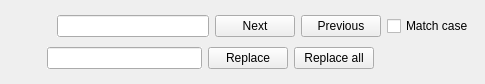
Qt form qutenote/src/FindAndReplaceWidget.ui (d1vanov/quentier) before a commit.
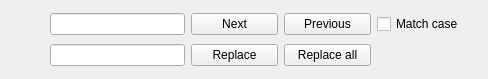
The same form after that commit. Icons and pictures are not drawn.

Commit message: Integrate FindAndReplaceWidget into MainWindow; the note editor side implementation should be the next step

```diff
--- a/qutenote/src/FindAndReplaceWidget.ui
+++ b/qutenote/src/FindAndReplaceWidget.ui
@@ -7,17 +7,33 @@
     <x>0</x>
     <y>0</y>
     <width>485</width>
-    <height>84</height>
+    <height>79</height>
    </rect>
   </property>
+  <property name="sizePolicy">
+   <sizepolicy hsizetype="Expanding" vsizetype="Preferred">
+    <horstretch>0</horstretch>
+    <verstretch>0</verstretch>
+   </sizepolicy>
+  </property>
   <property name="windowTitle">
    <string>Form</string>
   </property>
-  <layout class="QVBoxLayout" name="verticalLayout">
-   <item>
-    <layout class="QHBoxLayout" name="findHorizontalLayout">
-     <item>
+  <layout class="QGridLayout" name="gridLayout">
+   <item row="0" column="0">
       <widget class="QPushButton" name="closeButton">
+     <property name="sizePolicy">
+      <sizepolicy hsizetype="Minimum" vsizetype="Fixed">
+       <horstretch>0</horstretch>
+       <verstretch>0</verstretch>
+      </sizepolicy>
+     </property>
+     <property name="minimumSize">
+      <size>
+       <width>26</width>
+       <height>27</height>
+      </size>
+     </property>
        <property name="icon">
         <iconset theme="window-close"/>
        </property>
@@ -32,7 +48,7 @@
        </property>
       </widget>
      </item>
-     <item>
+   <item row="0" column="1">
       <widget class="QLineEdit" name="findLineEdit">
        <property name="minimumSize">
         <size>
@@ -45,8 +61,20 @@
        </property>
       </widget>
      </item>
-     <item>
+   <item row="0" column="2">
       <widget class="QPushButton" name="findNextButton">
+     <property name="sizePolicy">
+      <sizepolicy hsizetype="Fixed" vsizetype="Fixed">
+       <horstretch>0</horstretch>
+       <verstretch>0</verstretch>
+      </sizepolicy>
+     </property>
+     <property name="minimumSize">
+      <size>
+       <width>87</width>
+       <height>0</height>
+      </size>
+     </property>
        <property name="text">
         <string>Next</string>
        </property>
@@ -59,10 +87,25 @@
          <height>16</height>
         </size>
        </property>
-      </widget>
-     </item>
-     <item>
+     <property name="shortcut">
+      <string>Ctrl+S</string>
+     </property>
+    </widget>
+   </item>
+   <item row="0" column="3">
       <widget class="QPushButton" name="findPreviousButton">
+     <property name="sizePolicy">
+      <sizepolicy hsizetype="Fixed" vsizetype="Fixed">
+       <horstretch>0</horstretch>
+       <verstretch>0</verstretch>
+      </sizepolicy>
+     </property>
+     <property name="minimumSize">
+      <size>
+       <width>87</width>
+       <height>0</height>
+      </size>
+     </property>
        <property name="text">
         <string>Previous</string>
        </property>
@@ -75,20 +118,25 @@
          <height>16</height>
         </size>
        </property>
-      </widget>
-     </item>
-     <item>
+     <property name="shortcut">
+      <string>Shift+F3</string>
+     </property>
+    </widget>
+   </item>
+   <item row="0" column="4">
       <widget class="QCheckBox" name="matchCaseCheckBox">
+     <property name="minimumSize">
+      <size>
+       <width>100</width>
+       <height>0</height>
+      </size>
+     </property>
        <property name="text">
         <string>Match case</string>
        </property>
       </widget>
      </item>
-    </layout>
-   </item>
-   <item>
-    <layout class="QHBoxLayout" name="replaceHorizontalLayout">
-     <item>
+   <item row="1" column="0">
       <spacer name="leftHorizontalSpacer">
        <property name="orientation">
         <enum>Qt::Horizontal</enum>
@@ -98,13 +146,13 @@
        </property>
        <property name="sizeHint" stdset="0">
         <size>
-         <width>36</width>
-         <height>20</height>
+       <width>33</width>
+       <height>17</height>
         </size>
        </property>
       </spacer>
      </item>
-     <item>
+   <item row="1" column="1">
       <widget class="QLineEdit" name="replaceLineEdit">
        <property name="minimumSize">
         <size>
@@ -117,39 +165,64 @@
        </property>
       </widget>
      </item>
-     <item>
+   <item row="1" column="2">
       <widget class="QPushButton" name="replaceButton">
+     <property name="sizePolicy">
+      <sizepolicy hsizetype="Fixed" vsizetype="Fixed">
+       <horstretch>0</horstretch>
+       <verstretch>0</verstretch>
+      </sizepolicy>
+     </property>
+     <property name="minimumSize">
+      <size>
+       <width>87</width>
+       <height>0</height>
+      </size>
+     </property>
        <property name="text">
         <string>Replace</string>
        </property>
-      </widget>
-     </item>
-     <item>
+     <property name="shortcut">
+      <string>Ctrl+Shift+R</string>
+     </property>
+    </widget>
+   </item>
+   <item row="1" column="3">
       <widget class="QPushButton" name="replaceAllButton">
+     <property name="sizePolicy">
+      <sizepolicy hsizetype="Fixed" vsizetype="Fixed">
+       <horstretch>0</horstretch>
+       <verstretch>0</verstretch>
+      </sizepolicy>
+     </property>
+     <property name="minimumSize">
+      <size>
+       <width>87</width>
+       <height>0</height>
+      </size>
+     </property>
        <property name="text">
         <string>Replace all</string>
        </property>
       </widget>
      </item>
-     <item>
+   <item row="1" column="4">
       <spacer name="rightHorizontalSpacer">
        <property name="orientation">
         <enum>Qt::Horizontal</enum>
        </property>
        <property name="sizeType">
-        <enum>QSizePolicy::Fixed</enum>
+      <enum>QSizePolicy::Minimum</enum>
        </property>
        <property name="sizeHint" stdset="0">
         <size>
-         <width>100</width>
-         <height>20</height>
+       <width>97</width>
+       <height>17</height>
         </size>
        </property>
       </spacer>
      </item>
     </layout>
-   </item>
-  </layout>
  </widget>
  <resources/>
  <connections/>
```
Left out of the diff: 15 changed lines with no effect on the pictures. Lines whose indentation alone changed are shown as unchanged. The commit also changes 4 other files.
